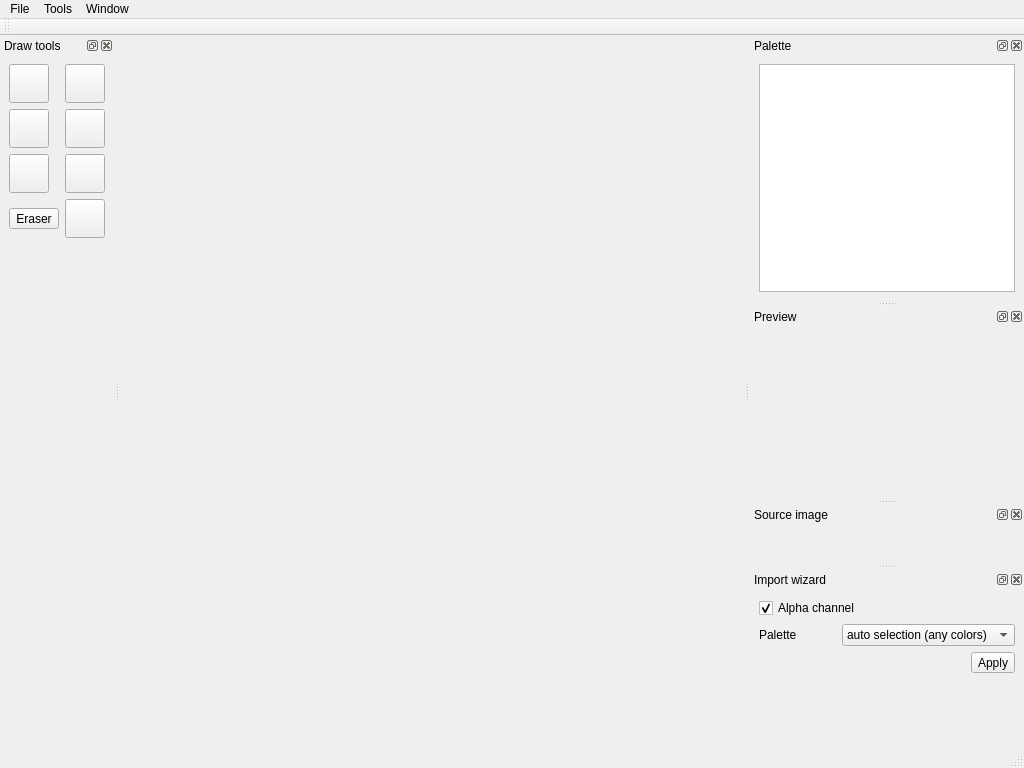
mistificator/zx4pixelizer, file mainwindow.ui: the form before one commit.
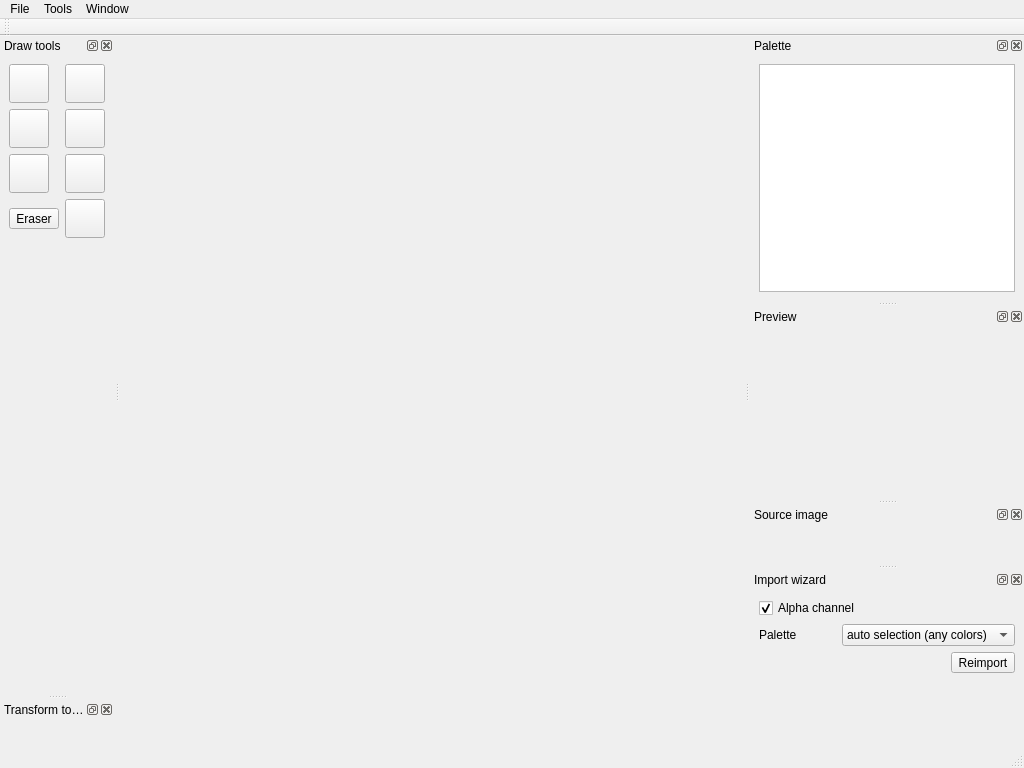
The form after the commit. Icons and pictures are not drawn.

Commit message: First attempt to open/save routines

Diff of the .ui file:
```diff
--- a/mainwindow.ui
+++ b/mainwindow.ui
@@ -440,7 +440,7 @@
         <enum>Qt::LeftToRight</enum>
        </property>
        <property name="text">
-        <string>Apply</string>
+        <string>Reimport</string>
        </property>
       </widget>
      </item>
@@ -500,6 +500,15 @@
     </layout>
    </widget>
   </widget>
+  <widget class="QDockWidget" name="dockTransformTools">
+   <property name="windowTitle">
+    <string>Transform tools</string>
+   </property>
+   <attribute name="dockWidgetArea">
+    <number>1</number>
+   </attribute>
+   <widget class="QWidget" name="dockWidgetContents_6"/>
+  </widget>
   <action name="actionQuit">
    <property name="text">
     <string>Quit</string>
```
Left out of the diff: 33 changed lines with no effect on the pictures. The commit also changes 2 other files.
